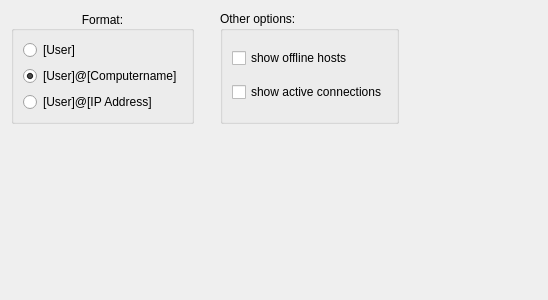
Above: ui/settings-contactlist.ui from tobiasschulz/call-qt before the change. Below: the same form after it.
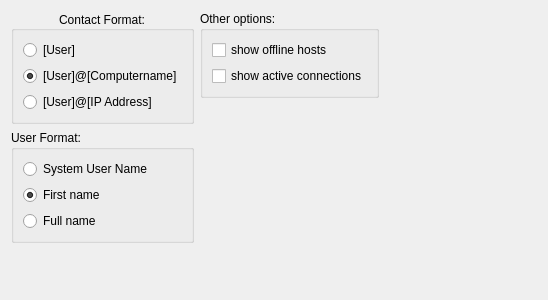
That is the form after the change.

Commit message: user name format can be changed in the settings

Patch:
```diff
--- a/ui/settings-contactlist.ui
+++ b/ui/settings-contactlist.ui
@@ -13,11 +13,11 @@
   <property name="windowTitle">
    <string>Form</string>
   </property>
-  <layout class="QGridLayout" name="gridLayout_3">
-   <item row="0" column="0">
+  <layout class="QGridLayout" name="gridLayout_4">
+   <item row="0" column="0" rowspan="2">
     <widget class="QGroupBox" name="groupBox">
      <property name="title">
-      <string>Format:</string>
+      <string>Contact Format:</string>
      </property>
      <property name="alignment">
       <set>Qt::AlignCenter</set>
@@ -62,7 +62,7 @@
      </layout>
     </widget>
    </item>
-   <item row="0" column="2">
+   <item row="0" column="1">
     <widget class="QGroupBox" name="groupBox_2">
      <property name="title">
       <string>Other options:</string>
@@ -85,7 +85,7 @@
      </layout>
     </widget>
    </item>
-   <item row="0" column="3">
+   <item row="0" column="2" rowspan="2">
     <spacer name="horizontalSpacer">
      <property name="orientation">
       <enum>Qt::Horizontal</enum>
@@ -98,7 +98,62 @@
      </property>
     </spacer>
    </item>
-   <item row="1" column="1">
+   <item row="1" column="1" rowspan="3">
+    <spacer name="verticalSpacer_2">
+     <property name="orientation">
+      <enum>Qt::Vertical</enum>
+     </property>
+     <property name="sizeHint" stdset="0">
+      <size>
+       <width>20</width>
+       <height>183</height>
+      </size>
+     </property>
+    </spacer>
+   </item>
+   <item row="2" column="0">
+    <widget class="QGroupBox" name="groupBox_3">
+     <property name="title">
+      <string>User Format:</string>
+     </property>
+     <layout class="QGridLayout" name="gridLayout_3">
+      <item row="2" column="0">
+       <widget class="QRadioButton" name="radioUserNameFull">
+        <property name="text">
+         <string>Full name</string>
+        </property>
+        <attribute name="buttonGroup">
+         <string notr="true">buttonGroup_2</string>
+        </attribute>
+       </widget>
+      </item>
+      <item row="0" column="0">
+       <widget class="QRadioButton" name="radioUserNameSystem">
+        <property name="text">
+         <string>System User Name</string>
+        </property>
+        <attribute name="buttonGroup">
+         <string notr="true">buttonGroup_2</string>
+        </attribute>
+       </widget>
+      </item>
+      <item row="1" column="0">
+       <widget class="QRadioButton" name="radioUserNameFirst">
+        <property name="text">
+         <string>First name</string>
+        </property>
+        <property name="checked">
+         <bool>true</bool>
+        </property>
+        <attribute name="buttonGroup">
+         <string notr="true">buttonGroup_2</string>
+        </attribute>
+       </widget>
+      </item>
+     </layout>
+    </widget>
+   </item>
+   <item row="3" column="0">
     <spacer name="verticalSpacer">
      <property name="orientation">
       <enum>Qt::Vertical</enum>
```
Left out of the diff: 27 changed lines with no effect on the pictures. The commit also changes 12 other files.
